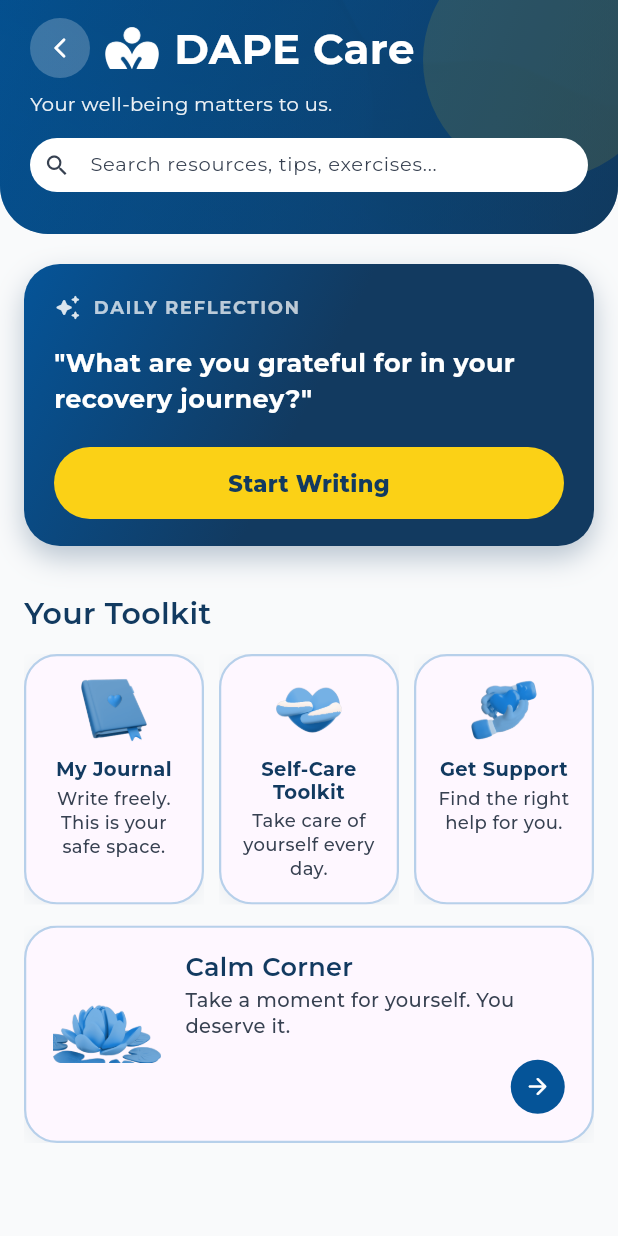
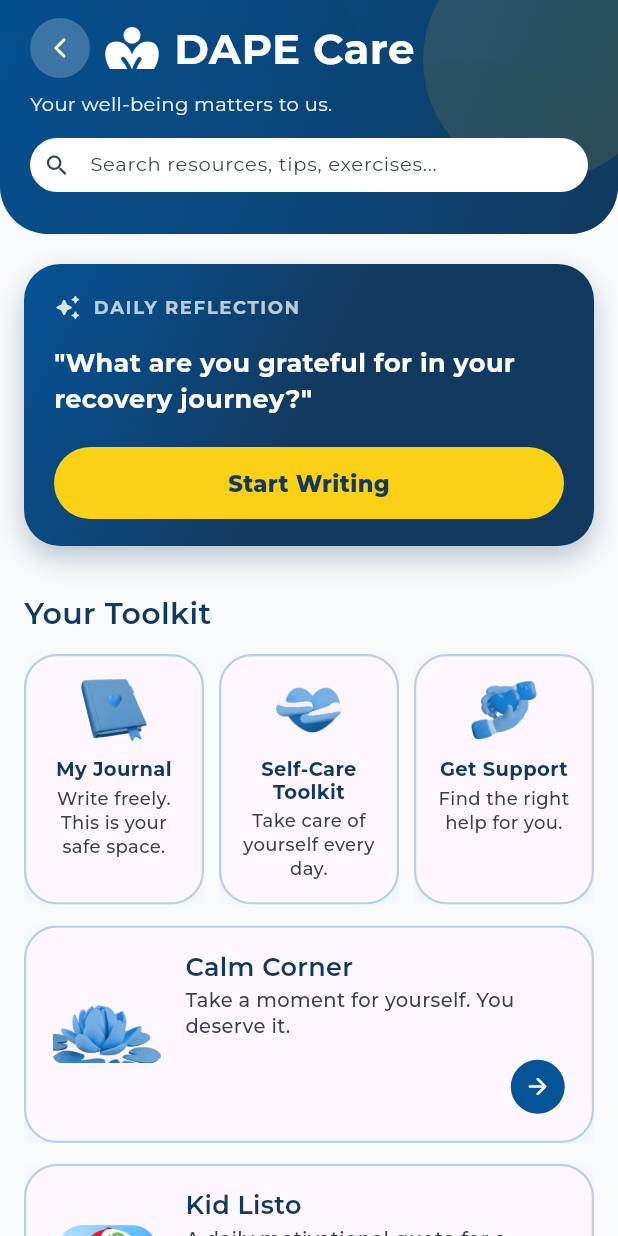
Before and after one commit to landogz/dape-ma-flutter, a Flutter app: the CareHubScreen screen opened directly, on a phone screen of 412 x 824 dp. Run offline on Flutter 3.47's test engine with Material 3 defaults, Android fonts, the phone set to English and light mode, and no system bars; our stand-ins replace app_links, dio, firebase_core, firebase_messaging, flutter_local_notifications, flutter_secure_storage and 9 more; missing offline and left inert: flutter_inappwebview; accounts and stored records are empty; network calls fail.

Commit message:
Add a Kid Listo card under Calm Corner on the Care hub.

```diff
--- a/lib/core/l10n/app_strings.dart
+++ b/lib/core/l10n/app_strings.dart
@@ -374,6 +374,11 @@ class AppStrings {
   String get careCalmCornerBody => _t(
         'Take a moment for yourself. You deserve it.',
         'Maglaan ng sandali para sa sarili. Deserve mo ito.',
+      );
+  String get careKidListo => _t('Kid Listo', 'Kid Listo');
+  String get careKidListoBody => _t(
+        'A daily motivational quote for a drug-free youth.',
+        'Araw-araw na motivational quote para sa drug-free youth.',
       );
   String get careBreathingExercise =>
       _t('Breathing Exercise', 'Breathing Exercise');
--- a/lib/features/care/care_hub_screen.dart
+++ b/lib/features/care/care_hub_screen.dart
@@ -4,17 +4,18 @@ import '../../core/auth/auth_service.dart';
 import '../../core/l10n/locale_scope.dart';
 import '../../core/models/diary_entry.dart';
 import '../../core/theme/app_colors.dart';
+import '../../core/theme/app_theme_colors.dart';
 import '../../core/theme/app_typography.dart';
 import '../auth/login_screen.dart';
 import '../diary/diary_list_screen.dart';
 import '../diary/diary_service.dart';
 import '../diary/widgets/journal_wizard/journal_wizard_sheet.dart';
+import '../kid_listo/kid_listo_welcome_screen.dart';
+import 'calm_corner_screen.dart';
 import 'care_colors.dart';
-import 'calm_corner_screen.dart';
 import 'get_support_screen.dart';
 import 'self_care_toolkit_screen.dart';
 import 'widgets/daily_reflection_card.dart';
-import '../../core/theme/app_theme_colors.dart';
 
 class CareHubScreen extends StatefulWidget {
   const CareHubScreen({super.key});
@@ -96,6 +97,8 @@ class _CareHubScreenState extends State<CareHubScreen> {
         _matches('${l10n.careSpeedSupport} ${l10n.careSpeedSupportBody}');
     final showCalm =
         _matches('${l10n.careCalmCorner} ${l10n.careCalmCornerBody}');
+    final showKidListo =
+        _matches('${l10n.careKidListo} ${l10n.careKidListoBody}');
 
     final speedCards = <Widget>[
       if (showJournal)
@@ -319,12 +322,31 @@ class _CareHubScreenState extends State<CareHubScreen> {
                   ),
                 if (showCalm) ...[
                   const SizedBox(height: 14),
-                  _CalmCornerCard(
+                  _WideCareCard(
                     title: l10n.careCalmCorner,
                     body: l10n.careCalmCornerBody,
+                    imageAsset: CareHubAssets.calm,
+                    fallbackIcon: Icons.self_improvement_rounded,
                     onTap: () => Navigator.of(context).push(
                       MaterialPageRoute(
                         builder: (_) => const CalmCornerScreen(),
+                      ),
+                    ),
+                  ),
+                ],
+                if (showKidListo) ...[
+                  const SizedBox(height: 14),
+                  _WideCareCard(
+                    title: l10n.careKidListo,
+                    body: l10n.careKidListoBody,
+                    imageAsset: CareHubAssets.kidListo,
+                    fallbackIcon: Icons.auto_awesome_rounded,
+                    onTap: () => Navigator.of(context).push(
+                      MaterialPageRoute(
+                        builder: (_) => const KidListoWelcomeScreen(
+                          initialPosts: [],
+                          replaceOnContinue: false,
+                        ),
                       ),
                     ),
                   ),
@@ -343,6 +365,7 @@ class CareHubAssets {
   static const selfCare = 'assets/care/care_selfcare.png';
   static const support = 'assets/care/care_support.png';
   static const calm = 'assets/care/care_calm.png';
+  static const kidListo = 'assets/kid_listo/kid_listo_logo.png';
   static const headerBanner = 'assets/care/care_header_banner.png';
   static const logoWhite = 'assets/care/care_logo_white.png';
 }
@@ -432,15 +455,19 @@ class _SpeedCard extends StatelessWidget {
   }
 }
 
-class _CalmCornerCard extends StatelessWidget {
-  const _CalmCornerCard({
+class _WideCareCard extends StatelessWidget {
+  const _WideCareCard({
     required this.title,
     required this.body,
+    required this.imageAsset,
+    required this.fallbackIcon,
     required this.onTap,
   });
 
   final String title;
   final String body;
+  final String imageAsset;
+  final IconData fallbackIcon;
   final VoidCallback onTap;
 
   @override
@@ -464,6 +491,8 @@ class _CalmCornerCard extends StatelessWidget {
               ),
             ],
           ),
+          child: ConstrainedBox(
+            constraints: const BoxConstraints(minHeight: 108),
             child: Padding(
               padding: const EdgeInsets.fromLTRB(14, 16, 16, 16),
               child: Row(
@@ -473,10 +502,10 @@ class _CalmCornerCard extends StatelessWidget {
                     width: 80,
                     height: 72,
                     child: Image.asset(
-                    CareHubAssets.calm,
+                      imageAsset,
                       fit: BoxFit.contain,
                       errorBuilder: (context, error, stackTrace) => Icon(
-                      Icons.self_improvement_rounded,
+                        fallbackIcon,
                         color: CareColors.headingOf(context),
                         size: 40,
                       ),
@@ -489,12 +518,17 @@ class _CalmCornerCard extends StatelessWidget {
                       children: [
                         Text(
                           title,
-                        style: AppTypography.header(color: CareColors.headingOf(context))
-                            .copyWith(fontSize: 17, height: 1.15),
+                          maxLines: 2,
+                          overflow: TextOverflow.ellipsis,
+                          style: AppTypography.header(
+                            color: CareColors.headingOf(context),
+                          ).copyWith(fontSize: 17, height: 1.15),
                         ),
                         const SizedBox(height: 4),
                         Text(
                           body,
+                          maxLines: 3,
+                          overflow: TextOverflow.ellipsis,
                           style: AppTypography.body(
                             color: CareColors.mutedOf(context),
                             fontSize: 13,
@@ -528,6 +562,7 @@ class _CalmCornerCard extends StatelessWidget {
             ),
           ),
         ),
+      ),
     );
   }
 }
```
Also changed, not shown: 1 other file. Lines whose indentation alone changed are shown as unchanged.
